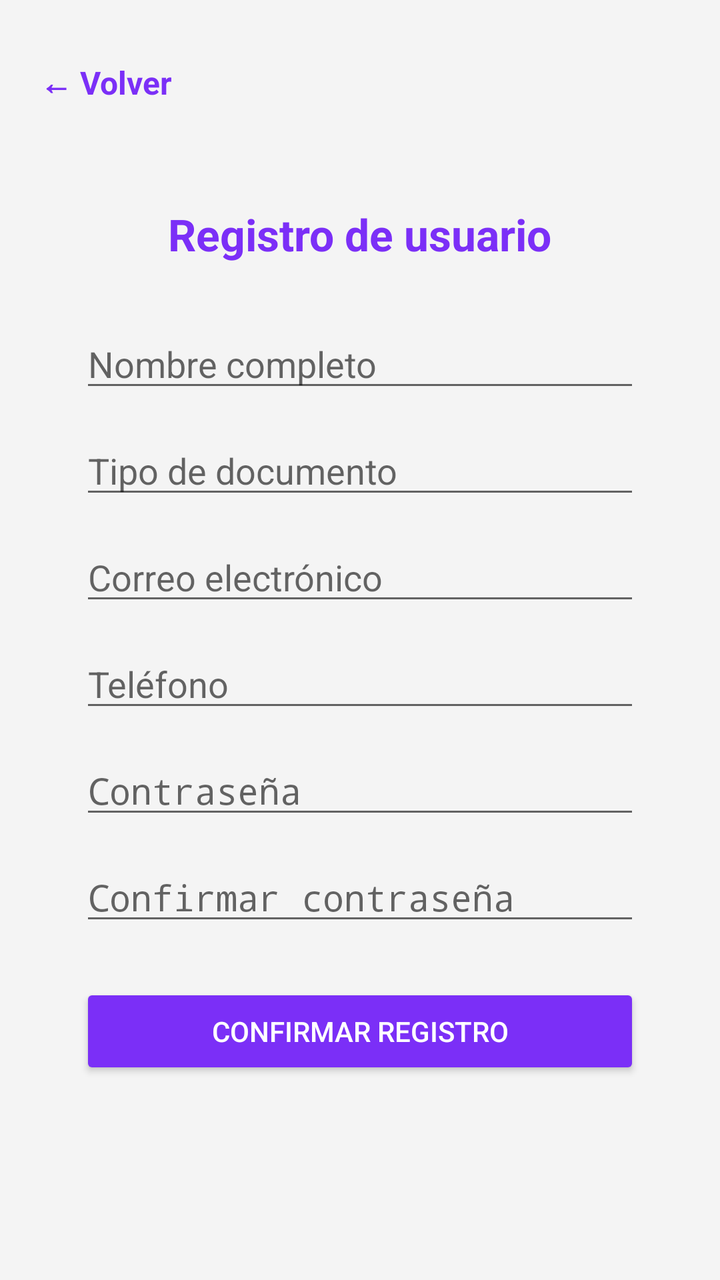
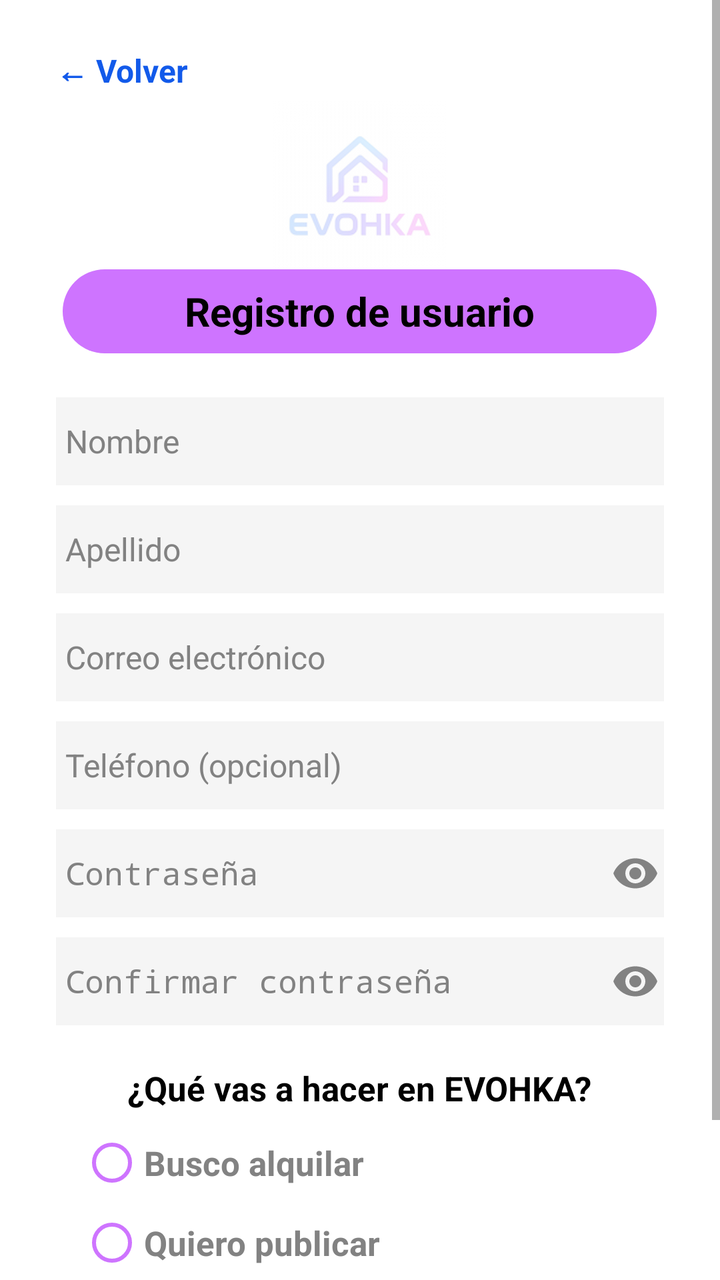

The first picture is an Android layout as it rendered before a commit; the second is the same layout after the commit. The layout source and the unified diff follow.
<!-- AndroidManifest.xml: application theme Theme.EvohkaApp -->
<!-- res/layout/activity_registro.xml -->
<?xml version="1.0" encoding="utf-8"?>
<androidx.constraintlayout.widget.ConstraintLayout
    xmlns:android="http://schemas.android.com/apk/res/android"
    xmlns:app="http://schemas.android.com/apk/res-auto"
    android:layout_width="match_parent"
    android:layout_height="match_parent"
    android:background="#F4F4F4">

    <TextView
        android:id="@+id/btnVolver"
        android:layout_width="wrap_content"
        android:layout_height="wrap_content"
        android:text="← Volver"
        android:textSize="16sp"
        android:textColor="#7B2FF7"
        android:textStyle="bold"
        android:layout_marginStart="20dp"
        android:layout_marginTop="30dp"
        app:layout_constraintStart_toStartOf="parent"
        app:layout_constraintTop_toTopOf="parent"/>

    <TextView
        android:id="@+id/tituloRegistro"
        android:layout_width="wrap_content"
        android:layout_height="wrap_content"
        android:text="Registro de usuario"
        android:textSize="22sp"
        android:textStyle="bold"
        android:textColor="#7B2FF7"
        app:layout_constraintTop_toBottomOf="@id/btnVolver"
        app:layout_constraintStart_toStartOf="parent"
        app:layout_constraintEnd_toEndOf="parent"
        android:layout_marginTop="50dp" />

    <EditText
        android:id="@+id/nombreCompleto"
        android:layout_width="280dp"
        android:layout_height="wrap_content"
        android:hint="Nombre completo"
        android:inputType="textPersonName"
        app:layout_constraintTop_toBottomOf="@id/tituloRegistro"
        app:layout_constraintStart_toStartOf="parent"
        app:layout_constraintEnd_toEndOf="parent"
        android:layout_marginTop="28dp" />

    <EditText
        android:id="@+id/tipoDocumento"
        android:layout_width="280dp"
        android:layout_height="wrap_content"
        android:hint="Tipo de documento"
        app:layout_constraintTop_toBottomOf="@id/nombreCompleto"
        app:layout_constraintStart_toStartOf="parent"
        app:layout_constraintEnd_toEndOf="parent"
        android:layout_marginTop="12dp" />

    <EditText
        android:id="@+id/correoRegistro"
        android:layout_width="280dp"
        android:layout_height="wrap_content"
        android:hint="Correo electrónico"
        android:inputType="textEmailAddress"
        app:layout_constraintTop_toBottomOf="@id/tipoDocumento"
        app:layout_constraintStart_toStartOf="parent"
        app:layout_constraintEnd_toEndOf="parent"
        android:layout_marginTop="12dp" />

    <EditText
        android:id="@+id/telefono"
        android:layout_width="280dp"
        android:layout_height="wrap_content"
        android:hint="Teléfono"
        android:inputType="phone"
        app:layout_constraintTop_toBottomOf="@id/correoRegistro"
        app:layout_constraintStart_toStartOf="parent"
        app:layout_constraintEnd_toEndOf="parent"
        android:layout_marginTop="12dp" />

    <EditText
        android:id="@+id/contrasenaRegistro"
        android:layout_width="280dp"
        android:layout_height="wrap_content"
        android:hint="Contraseña"
        android:inputType="textPassword"
        app:layout_constraintTop_toBottomOf="@id/telefono"
        app:layout_constraintStart_toStartOf="parent"
        app:layout_constraintEnd_toEndOf="parent"
        android:layout_marginTop="12dp" />

    <EditText
        android:id="@+id/confirmarContrasena"
        android:layout_width="280dp"
        android:layout_height="wrap_content"
        android:hint="Confirmar contraseña"
        android:inputType="textPassword"
        app:layout_constraintTop_toBottomOf="@id/contrasenaRegistro"
        app:layout_constraintStart_toStartOf="parent"
        app:layout_constraintEnd_toEndOf="parent"
        android:layout_marginTop="12dp" />

    <Button
        android:id="@+id/btnConfirmarRegistro"
        android:layout_width="280dp"
        android:layout_height="wrap_content"
        android:text="CONFIRMAR REGISTRO"
        android:textColor="#FFFFFF"
        android:backgroundTint="#7B2FF7"
        app:layout_constraintTop_toBottomOf="@id/confirmarContrasena"
        app:layout_constraintStart_toStartOf="parent"
        app:layout_constraintEnd_toEndOf="parent"
        android:layout_marginTop="24dp" />

</androidx.constraintlayout.widget.ConstraintLayout>
<!-- resources referenced by this layout -->
<resources>
  <style name="Theme.EvohkaApp" parent="android:Theme.Material.Light.NoActionBar" />
</resources>

<!-- the commit's change to res/layout/activity_registro.xml (unified diff, before → after) -->
@@ -1,112 +1,227 @@
 <?xml version="1.0" encoding="utf-8"?>
-<androidx.constraintlayout.widget.ConstraintLayout
+<ScrollView
     xmlns:android="http://schemas.android.com/apk/res/android"
-    xmlns:app="http://schemas.android.com/apk/res-auto"
     android:layout_width="match_parent"
     android:layout_height="match_parent"
-    android:background="#F4F4F4">
-
-    <TextView
-        android:id="@+id/btnVolver"
-        android:layout_width="wrap_content"
+    android:background="#FFFFFF"
+    android:fillViewport="true">
+
+    <LinearLayout
+        android:layout_width="match_parent"
         android:layout_height="wrap_content"
-        android:text="← Volver"
-        android:textSize="16sp"
-        android:textColor="#7B2FF7"
-        android:textStyle="bold"
-        android:layout_marginStart="20dp"
-        android:layout_marginTop="30dp"
-        app:layout_constraintStart_toStartOf="parent"
-        app:layout_constraintTop_toTopOf="parent"/>
-
-    <TextView
-        android:id="@+id/tituloRegistro"
-        android:layout_width="wrap_content"
-        android:layout_height="wrap_content"
-        android:text="Registro de usuario"
-        android:textSize="22sp"
-        android:textStyle="bold"
-        android:textColor="#7B2FF7"
-        app:layout_constraintTop_toBottomOf="@id/btnVolver"
-        app:layout_constraintStart_toStartOf="parent"
-        app:layout_constraintEnd_toEndOf="parent"
-        android:layout_marginTop="50dp" />
-
-    <EditText
-        android:id="@+id/nombreCompleto"
-        android:layout_width="280dp"
-        android:layout_height="wrap_content"
-        android:hint="Nombre completo"
-        android:inputType="textPersonName"
-        app:layout_constraintTop_toBottomOf="@id/tituloRegistro"
-        app:layout_constraintStart_toStartOf="parent"
-        app:layout_constraintEnd_toEndOf="parent"
-        android:layout_marginTop="28dp" />
-
-    <EditText
-        android:id="@+id/tipoDocumento"
-        android:layout_width="280dp"
-        android:layout_height="wrap_content"
-        android:hint="Tipo de documento"
-        app:layout_constraintTop_toBottomOf="@id/nombreCompleto"
-        app:layout_constraintStart_toStartOf="parent"
-        app:layout_constraintEnd_toEndOf="parent"
-        android:layout_marginTop="12dp" />
-
-    <EditText
-        android:id="@+id/correoRegistro"
-        android:layout_width="280dp"
-        android:layout_height="wrap_content"
-        android:hint="Correo electrónico"
-        android:inputType="textEmailAddress"
-        app:layout_constraintTop_toBottomOf="@id/tipoDocumento"
-        app:layout_constraintStart_toStartOf="parent"
-        app:layout_constraintEnd_toEndOf="parent"
-        android:layout_marginTop="12dp" />
-
-    <EditText
-        android:id="@+id/telefono"
-        android:layout_width="280dp"
-        android:layout_height="wrap_content"
-        android:hint="Teléfono"
-        android:inputType="phone"
-        app:layout_constraintTop_toBottomOf="@id/correoRegistro"
-        app:layout_constraintStart_toStartOf="parent"
-        app:layout_constraintEnd_toEndOf="parent"
-        android:layout_marginTop="12dp" />
-
-    <EditText
-        android:id="@+id/contrasenaRegistro"
-        android:layout_width="280dp"
-        android:layout_height="wrap_content"
-        android:hint="Contraseña"
-        android:inputType="textPassword"
-        app:layout_constraintTop_toBottomOf="@id/telefono"
-        app:layout_constraintStart_toStartOf="parent"
-        app:layout_constraintEnd_toEndOf="parent"
-        android:layout_marginTop="12dp" />
-
-    <EditText
-        android:id="@+id/confirmarContrasena"
-        android:layout_width="280dp"
-        android:layout_height="wrap_content"
-        android:hint="Confirmar contraseña"
-        android:inputType="textPassword"
-        app:layout_constraintTop_toBottomOf="@id/contrasenaRegistro"
-        app:layout_constraintStart_toStartOf="parent"
-        app:layout_constraintEnd_toEndOf="parent"
-        android:layout_marginTop="12dp" />
-
-    <Button
-        android:id="@+id/btnConfirmarRegistro"
-        android:layout_width="280dp"
-        android:layout_height="wrap_content"
-        android:text="CONFIRMAR REGISTRO"
-        android:textColor="#FFFFFF"
-        android:backgroundTint="#7B2FF7"
-        app:layout_constraintTop_toBottomOf="@id/confirmarContrasena"
-        app:layout_constraintStart_toStartOf="parent"
-        app:layout_constraintEnd_toEndOf="parent"
-        android:layout_marginTop="24dp" />
-
-</androidx.constraintlayout.widget.ConstraintLayout>
+        android:orientation="vertical"
+        android:gravity="center_horizontal"
+        android:paddingStart="28dp"
+        android:paddingEnd="28dp"
+        android:paddingTop="24dp"
+        android:paddingBottom="30dp">
+
+        <TextView
+            android:id="@+id/btnVolver"
+            android:layout_width="match_parent"
+            android:layout_height="wrap_content"
+            android:text="← Volver"
+            android:textColor="#125AEA"
+            android:textSize="16sp"
+            android:textStyle="bold" />
+
+        <ImageView
+            android:layout_width="90dp"
+            android:layout_height="90dp"
+            android:layout_marginTop="4dp"
+            android:alpha="0.18"
+            android:contentDescription="Logo EVOHKA"
+            android:scaleType="centerInside"
+            android:src="@drawable/evohka_logo" />
+
+        <TextView
+            android:layout_width="297dp"
+            android:layout_height="42dp"
+            android:layout_marginTop="-6dp"
+            android:background="@drawable/bg_title_evohka"
+            android:gravity="center"
+            android:text="Registro de usuario"
+            android:textColor="#000000"
+            android:textSize="20sp"
+            android:textStyle="bold" />
+
+        <EditText
+            android:id="@+id/etNombre"
+            android:layout_width="319dp"
+            android:layout_height="44dp"
+            android:layout_marginTop="22dp"
+            android:background="@drawable/bg_input_evohka"
+            android:hint="Nombre"
+            android:inputType="textPersonName"
+            android:paddingStart="12dp"
+            android:paddingEnd="12dp"
+            android:singleLine="true"
+            android:textColor="#000000"
+            android:textColorHint="#828282"
+            android:textSize="16sp" />
+
+        <EditText
+            android:id="@+id/etApellido"
+            android:layout_width="319dp"
+            android:layout_height="44dp"
+            android:layout_marginTop="10dp"
+            android:background="@drawable/bg_input_evohka"
+            android:hint="Apellido"
+            android:inputType="textPersonName"
+            android:paddingStart="12dp"
+            android:paddingEnd="12dp"
+            android:singleLine="true"
+            android:textColor="#000000"
+            android:textColorHint="#828282"
+            android:textSize="16sp" />
+
+        <EditText
+            android:id="@+id/etCorreo"
+            android:layout_width="319dp"
+            android:layout_height="44dp"
+            android:layout_marginTop="10dp"
+            android:background="@drawable/bg_input_evohka"
+            android:hint="Correo electrónico"
+            android:inputType="textEmailAddress"
+            android:paddingStart="12dp"
+            android:paddingEnd="12dp"
+            android:singleLine="true"
+            android:textColor="#000000"
+            android:textColorHint="#828282"
+            android:textSize="16sp" />
+
+        <EditText
+            android:id="@+id/etTelefono"
+            android:layout_width="319dp"
+            android:layout_height="44dp"
+            android:layout_marginTop="10dp"
+            android:background="@drawable/bg_input_evohka"
+            android:hint="Teléfono (opcional)"
+            android:inputType="phone"
+            android:paddingStart="12dp"
+            android:paddingEnd="12dp"
+            android:singleLine="true"
+            android:textColor="#000000"
+            android:textColorHint="#828282"
+            android:textSize="16sp" />
+
+        <FrameLayout
+            android:layout_width="319dp"
+            android:layout_height="44dp"
+            android:layout_marginTop="10dp"
+            android:background="@drawable/bg_input_evohka">
+
+            <EditText
+                android:id="@+id/etContrasena"
+                android:layout_width="match_parent"
+                android:layout_height="match_parent"
+                android:background="@android:color/transparent"
+                android:hint="Contraseña"
+                android:inputType="textPassword"
+                android:paddingStart="12dp"
+                android:paddingEnd="48dp"
+                android:singleLine="true"
+                android:textColor="#000000"
+                android:textColorHint="#828282"
+                android:textSize="16sp" />
+
+            <ImageButton
+                android:id="@+id/btnVerContrasena"
+                android:layout_width="44dp"
+                android:layout_height="44dp"
+                android:layout_gravity="end"
+                android:background="@android:color/transparent"
+                android:contentDescription="Mostrar contraseña"
+                android:padding="10dp"
+                android:src="@drawable/ic_visibility"
+                android:tint="#828282" />
+
+        </FrameLayout>
+
+        <FrameLayout
+            android:layout_width="319dp"
+            android:layout_height="44dp"
+            android:layout_marginTop="10dp"
+            android:background="@drawable/bg_input_evohka">
+
+            <EditText
+                android:id="@+id/etConfirmarContrasena"
+                android:layout_width="match_parent"
+                android:layout_height="match_parent"
+                android:background="@android:color/transparent"
+                android:hint="Confirmar contraseña"
+                android:inputType="textPassword"
+                android:paddingStart="12dp"
+                android:paddingEnd="48dp"
+                android:singleLine="true"
+                android:textColor="#000000"
+                android:textColorHint="#828282"
+                android:textSize="16sp" />
+
+            <ImageButton
+                android:id="@+id/btnVerConfirmacion"
+                android:layout_width="44dp"
+                android:layout_height="44dp"
+                android:layout_gravity="end"
+                android:background="@android:color/transparent"
+                android:contentDescription="Mostrar confirmación"
+                android:padding="10dp"
+                android:src="@drawable/ic_visibility"
+                android:tint="#828282" />
+
+        </FrameLayout>
+
+        <TextView
+            android:layout_width="wrap_content"
+            android:layout_height="wrap_content"
+            android:layout_marginTop="20dp"
+            android:text="¿Qué vas a hacer en EVOHKA?"
+            android:textColor="#000000"
+            android:textSize="17sp"
+            android:textStyle="bold" />
+
+        <RadioGroup
+            android:id="@+id/rgRol"
+            android:layout_width="280dp"
+            android:layout_height="wrap_content"
+            android:layout_marginTop="6dp"
+            android:orientation="vertical">
+
+            <RadioButton
+                android:id="@+id/rbInquilino"
+                android:layout_width="wrap_content"
+                android:layout_height="40dp"
+                android:buttonTint="#CE74FF"
+                android:text="Busco alquilar"
+                android:textColor="#828282"
+                android:textSize="17sp"
+                android:textStyle="bold" />
+
+            <RadioButton
+                android:id="@+id/rbPropietario"
+                android:layout_width="wrap_content"
+                android:layout_height="40dp"
+                android:buttonTint="#CE74FF"
+                android:text="Quiero publicar"
+                android:textColor="#828282"
+                android:textSize="17sp"
+                android:textStyle="bold" />
+
+        </RadioGroup>
+
+        <Button
+            android:id="@+id/btnConfirmarRegistro"
+            android:layout_width="316dp"
+            android:layout_height="44dp"
+            android:layout_marginTop="16dp"
+            android:background="@drawable/bg_button_evohka"
+            android:backgroundTint="@null"
+            android:text="Confirmar registro"
+            android:textAllCaps="false"
+            android:textColor="#170E0E"
+            android:textSize="16sp"
+            android:textStyle="bold" />
+
+    </LinearLayout>
+
+</ScrollView>
<!-- resource entries referenced after the edit -->
@@ -1,5 +1,36 @@
 <!-- resources referenced by this layout -->
 <resources>
+  <!-- drawable bg_button_evohka (drawable) -->
+  <?xml version="1.0" encoding="utf-8"?>
+  <shape xmlns:android="http://schemas.android.com/apk/res/android">
+      <solid android:color="#CE74FF" />
+      <corners android:radius="8dp" />
+  </shape>
+  <!-- drawable bg_input_evohka (drawable) -->
+  <?xml version="1.0" encoding="utf-8"?>
+  <shape xmlns:android="http://schemas.android.com/apk/res/android">
+      <solid android:color="#F5F5F5" />
+      <corners android:radius="8dp" />
+  </shape>
+  <!-- drawable bg_title_evohka (drawable) -->
+  <?xml version="1.0" encoding="utf-8"?>
+  <shape xmlns:android="http://schemas.android.com/apk/res/android">
+      <solid android:color="#CE74FF" />
+      <corners android:radius="40dp" />
+  </shape>
+  <!-- drawable evohka_logo: png bitmap (drawable, 17861 bytes) -->
+  <!-- drawable ic_visibility (drawable) -->
+  <?xml version="1.0" encoding="utf-8"?>
+  <vector xmlns:android="http://schemas.android.com/apk/res/android"
+      android:width="24dp"
+      android:height="24dp"
+      android:viewportWidth="24"
+      android:viewportHeight="24">
+  
+      <path
+          android:fillColor="#828282"
+          android:pathData="M12,4.5C7,4.5 2.73,7.61 1,12c1.73,4.39 6,7.5 11,7.5s9.27,-3.11 11,-7.5C21.27,7.61 17,4.5 12,4.5zM12,17c-2.76,0 -5,-2.24 -5,-5s2.24,-5 5,-5 5,2.24 5,5 -2.24,5 -5,5zM12,9c-1.66,0 -3,1.34 -3,3s1.34,3 3,3 3,-1.34 3,-3 -1.34,-3 -3,-3z" />
+  </vector>
   <style name="Theme.EvohkaApp" parent="android:Theme.Material.Light.NoActionBar" />
 </resources>
 
